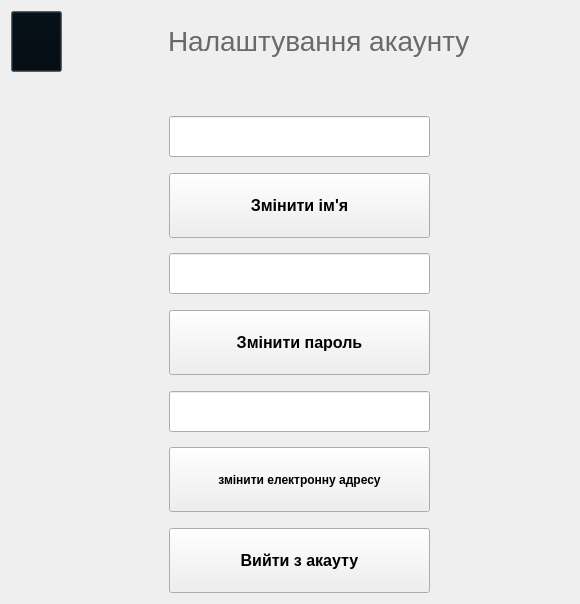
Above: accountsettings.ui from Barsh4ec/Authorization before the change. Below: the same form after it.
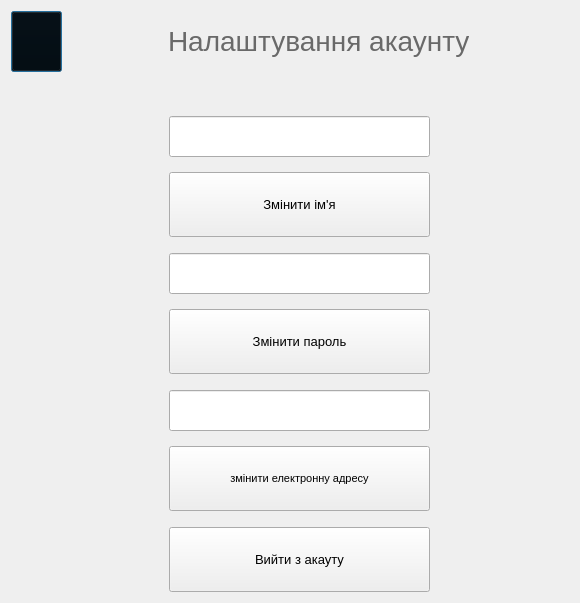
That is the form after the change. Icons and pictures are not drawn.

The edit to the form file:
```diff
--- a/accountsettings.ui
+++ b/accountsettings.ui
@@ -7,7 +7,7 @@
     <x>0</x>
     <y>0</y>
     <width>580</width>
-    <height>604</height>
+    <height>603</height>
    </rect>
   </property>
   <property name="minimumSize">
@@ -267,8 +267,8 @@
              </property>
              <property name="font">
               <font>
-               <pointsize>12</pointsize>
-               <bold>true</bold>
+               <pointsize>10</pointsize>
+               <bold>false</bold>
                <underline>false</underline>
                <strikeout>false</strikeout>
               </font>
@@ -342,8 +342,8 @@
              </property>
              <property name="font">
               <font>
-               <pointsize>12</pointsize>
-               <bold>true</bold>
+               <pointsize>10</pointsize>
+               <bold>false</bold>
                <underline>false</underline>
                <strikeout>false</strikeout>
               </font>
@@ -417,8 +417,8 @@
              </property>
              <property name="font">
               <font>
-               <pointsize>9</pointsize>
-               <bold>true</bold>
+               <pointsize>8</pointsize>
+               <bold>false</bold>
                <underline>false</underline>
                <strikeout>false</strikeout>
               </font>
@@ -460,8 +460,8 @@
              </property>
              <property name="font">
               <font>
-               <pointsize>12</pointsize>
-               <bold>true</bold>
+               <pointsize>10</pointsize>
+               <bold>false</bold>
                <underline>false</underline>
                <strikeout>false</strikeout>
               </font>
```
